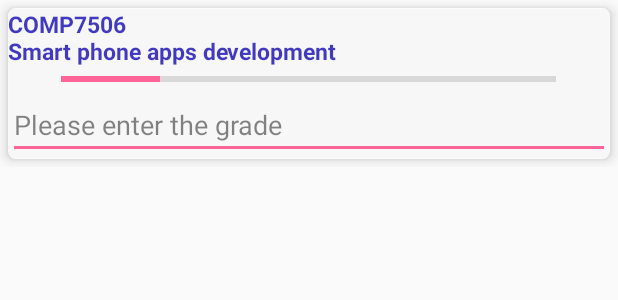
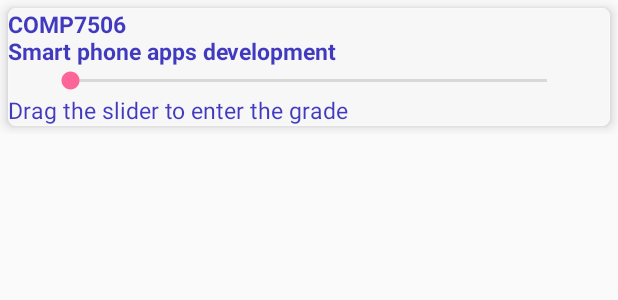
Before and after one commit to SmartPhoneGroup14/CourseSchedule, an Android app: the layout cardview_grade.xml on its own in the app's theme, with its tools: preview values and no code run, on a phone screen of 412 x 824 dp. Shown: the top 300 px of the screen. Run offline under Robolectric (Android 15) with nearby library versions, the phone set to English and light mode, and no system bars.

Commit message:
Modify Calculate

```diff
--- a/app/src/main/res/layout/cardview_grade.xml
+++ b/app/src/main/res/layout/cardview_grade.xml
@@ -39,22 +39,15 @@
                         android:textSize="15dp"
                         android:textStyle="bold"
                         tools:text="COMP7506\nSmart phone apps development" />
-                    <ProgressBar
-                        android:layout_gravity="center_horizontal"
-                        android:id="@+id/progesss"
-                        style="@style/Widget.AppCompat.ProgressBar.Horizontal"
-                        android:layout_width="330dp"
-                        android:layout_height="wrap_content"
-                        android:indeterminateDrawable="@android:drawable/progress_indeterminate_horizontal"
-                        android:indeterminateOnly="false"
-                        android:max="100"
-                        android:maxHeight="50dp"
-                        android:minHeight="16dp"
-                        android:progress="20"/>
-                    <EditText
+                    <SeekBar
+                        android:id="@+id/card_seekbar"
+                        android:layout_width="350dp"
+                        android:layout_height="wrap_content" />
+                    <TextView
                         android:id="@+id/card_grade"
-                        android:inputType="number"
-                        android:hint="Please enter the grade"
+                        android:textColor="#140cb1"
+                        android:textSize="15dp"
+                        android:text="Drag the slider to enter the grade"
                         android:layout_width="match_parent"
                         android:layout_height="wrap_content" />
                 </android.support.v7.widget.LinearLayoutCompat>
```
Also changed, not shown: app/src/main/java/cs/hku/group14/schedule/view/GPAFragment.java (+31 -5 lines), app/src/main/res/layout/fragment_calculator.xml (+6 -3 lines).
